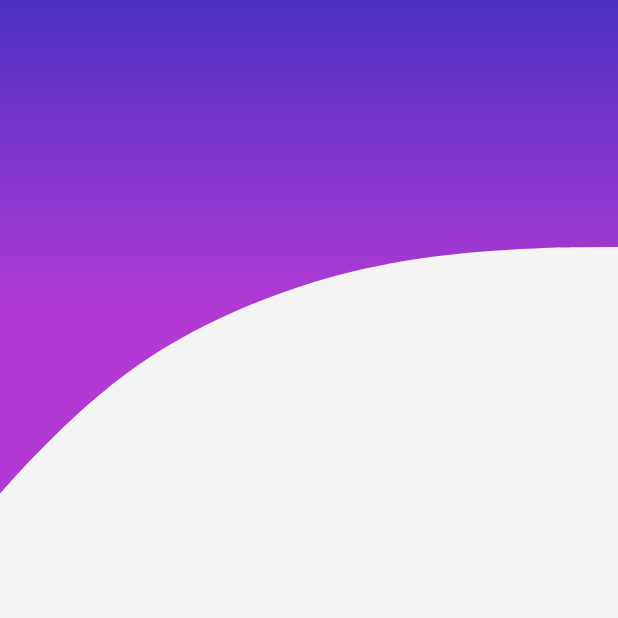
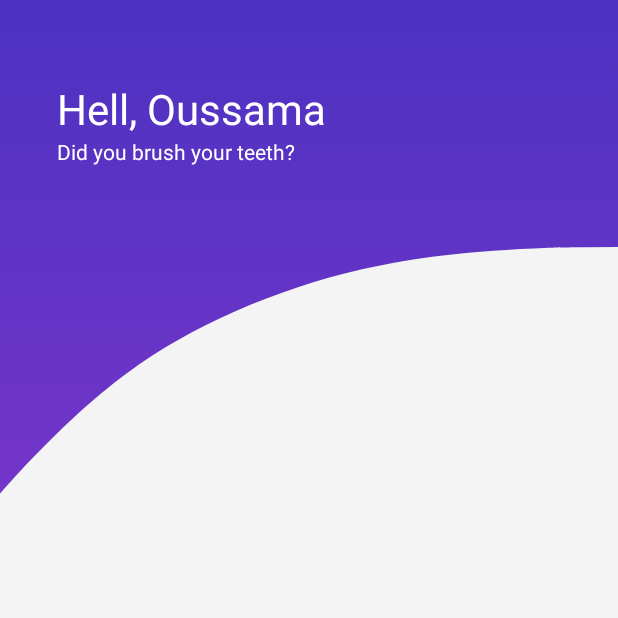
Before and after one commit to oussamabonnor1/JetAlarm_androidApp, an Android app: the screen it shows after launch (AlarmCreationActivity), on a phone screen of 412 x 824 dp, the top half of it. Run offline under Robolectric (Android 15) with nearby library versions, the phone set to English and light mode, and no system bars; Roboto replaces fonts that are not available here.

Commit message:
adding hints for better UX, fixing color attributes

```diff
--- a/app/src/main/java/com/jetlightstudio/jetalarm/Controllers/AlarmCreationActivity.java
+++ b/app/src/main/java/com/jetlightstudio/jetalarm/Controllers/AlarmCreationActivity.java
@@ -17,6 +17,7 @@ import com.jetlightstudio.jetalarm.R;
 import com.jetlightstudio.jetalarm.ToolBox.DataBaseManager;
 
 import java.util.ArrayList;
+import java.util.Random;
 
 public class AlarmCreationActivity extends AppCompatActivity {
 
@@ -43,6 +44,9 @@ public class AlarmCreationActivity extends AppCompatActivity {
         dbManager = new DataBaseManager(getApplicationContext(), null);
         alarms = dbManager.getAlarms();
 
+        hintText = findViewById(R.id.hintText);
+        hintText.setText(hints[new Random().nextInt(hints.length)]);
+
         recycleView = findViewById(R.id.recycleView);
         c = new CustomAlarmAdapter(dbManager, alarms);
         recycleView.setAdapter(c);
@@ -51,7 +55,7 @@ public class AlarmCreationActivity extends AppCompatActivity {
             @Override
             public void getItemOffsets(Rect outRect, View view, RecyclerView parent, RecyclerView.State state) {
                 super.getItemOffsets(outRect, view, parent, state);
-                outRect.set(10,5,10,5);
+                outRect.set(10, 5, 10, 5);
             }
         });
         recycleView.setLayoutManager(layoutManager);
--- a/app/src/main/res/drawable-v24/alarm_on_style.xml
+++ b/app/src/main/res/drawable-v24/alarm_on_style.xml
@@ -3,7 +3,7 @@
     <item>
         <shape>
             <corners android:radius="15dp" />
-            <gradient android:angle="270" android:endColor="#B239D4" android:startColor="#4B32C1" />
+            <gradient android:angle="270" android:endColor="@color/colorAnimationPink" android:startColor="@color/colorAnimationViolet" />
         </shape>
     </item>
 </selector>
--- a/app/src/main/res/drawable/background_style.xml
+++ b/app/src/main/res/drawable/background_style.xml
@@ -3,10 +3,9 @@
 <item>
     <shape>
         <gradient
-            android:startColor="#4B32C1"
+            android:startColor="@color/colorAnimationViolet"
             android:centerY="0.25"
-            android:centerColor="#B239D4"
-            android:endColor="#B239D4"
+            android:endColor="@color/colorAnimationPink"
             android:angle="270" />
     </shape>
 </item>
--- a/app/src/main/res/drawable/button_colorful_style.xml
+++ b/app/src/main/res/drawable/button_colorful_style.xml
@@ -3,8 +3,7 @@
     <item>
         <shape>
             <corners android:radius="15dp" />
-            <gradient android:endColor="#B239D4" android:startColor="#4B32C1"
-                android:angle="315"/>
+            <gradient android:angle="315" android:endColor="@color/colorAnimationPink" android:startColor="@color/colorAnimationViolet" />
         </shape>
     </item>
 </selector>
--- a/app/src/main/res/layout/activity_alarm_creation.xml
+++ b/app/src/main/res/layout/activity_alarm_creation.xml
@@ -11,12 +11,30 @@
     app:layout_behavior="@string/appbar_scrolling_view_behavior"
     tools:context=".Controllers.AlarmCreationActivity">
 
-    <Button
+    <LinearLayout
         android:layout_width="match_parent"
         android:layout_height="0dp"
-        android:layout_weight=".05"
-        android:background="@android:color/transparent"
-        android:onClick="intentGo" />
+        android:layout_weight=".2"
+        android:gravity="center"
+        android:orientation="vertical">
+
+        <TextView
+            android:layout_width="match_parent"
+            android:layout_height="wrap_content"
+            android:layout_marginStart="25dp"
+            android:text="Hell, Oussama"
+            android:textColor="@color/colorAccent"
+            android:textSize="28sp" />
+
+        <TextView
+            android:id="@+id/hintText"
+            android:layout_width="match_parent"
+            android:layout_height="wrap_content"
+            android:layout_marginStart="25dp"
+            android:text="Hint text here"
+
+            android:textColor="@color/colorAccent" />
+    </LinearLayout>
 
     <LinearLayout
         android:layout_width="match_parent"
--- a/app/src/main/res/values/colors.xml
+++ b/app/src/main/res/values/colors.xml
@@ -5,4 +5,6 @@
     <color name="colorAccent">#ffffff</color>
     <color name="colorTextDark">#2C2C2C</color>
     <color name="colorTextLight">#757575</color>
+    <color name="colorAnimationViolet">#4B32C1</color>
+    <color name="colorAnimationPink">#B239D4</color>
 </resources>
```
